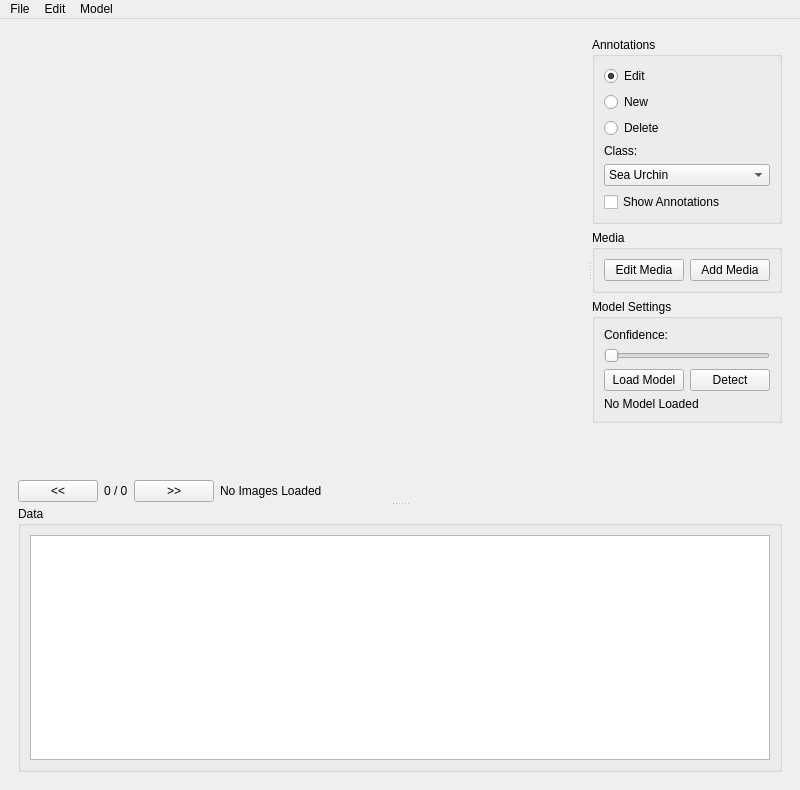
First picture: the form in mainwindow.ui, repository OceanEye-Project/OceanEye-QT, before the edit.
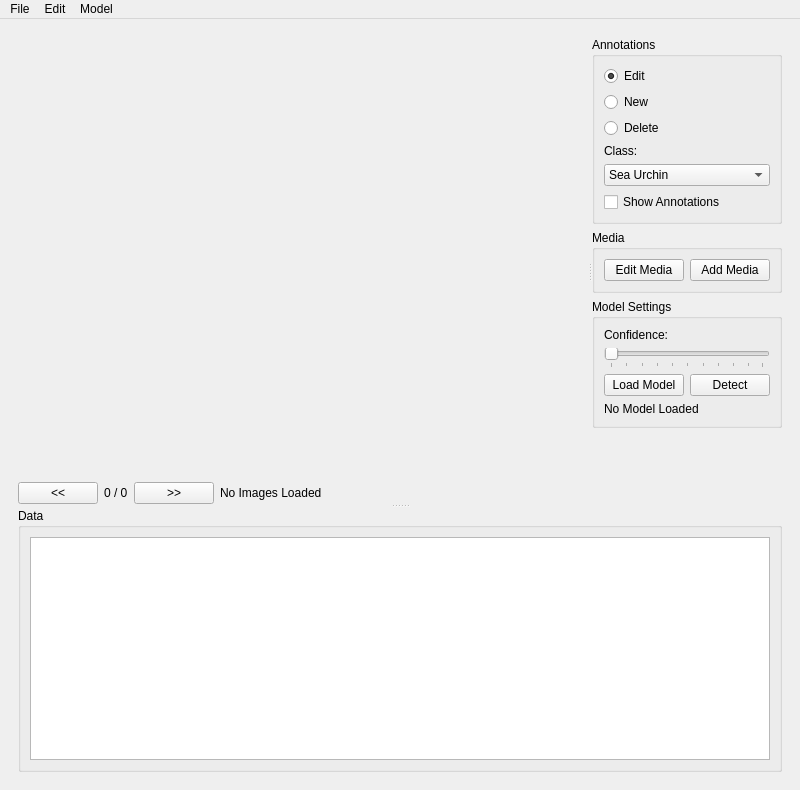
Second picture: the form after the edit.

Patch:
```diff
--- a/mainwindow.ui
+++ b/mainwindow.ui
@@ -287,6 +287,15 @@
                     <property name="orientation">
                      <enum>Qt::Horizontal</enum>
                     </property>
+                    <property name="invertedAppearance">
+                     <bool>false</bool>
+                    </property>
+                    <property name="invertedControls">
+                     <bool>false</bool>
+                    </property>
+                    <property name="tickPosition">
+                     <enum>QSlider::TicksBelow</enum>
+                    </property>
                    </widget>
                   </item>
                   <item>
```
Left out of the diff: 3 changed lines with no effect on the pictures.
